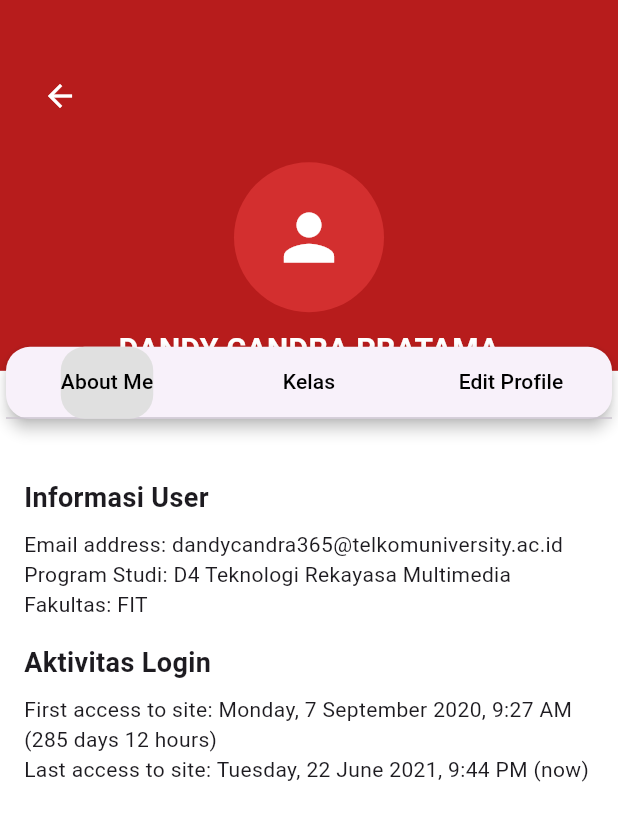
After one commit to mufidaa14/LMS, a Flutter app: the ProfileScreen screen opened by its route, on a phone screen of 412 x 824 dp. The commit adds this screen. Shown: the top 821 px of the screen. Run offline on Flutter 3.47's test engine with Material 3 defaults, Android fonts, the phone set to English and light mode, and no system bars.

Commit message:
komit 6 : menambahkan halaman profile

```diff
--- a/lib/main.dart
+++ b/lib/main.dart
@@ -3,6 +3,7 @@ import 'screens/splash_screen.dart';
 import 'screens/login_screen.dart';
 import 'screens/home_screen.dart';
 import 'screens/register_screen.dart';
+import 'screens/profile_screen.dart';
 
 void main() {
   runApp(const MyApp());
@@ -26,6 +27,7 @@ class MyApp extends StatelessWidget {
         '/login': (context) => const LoginScreen(),
         '/home': (context) => const HomeScreen(),
         '/register': (context) => const RegisterScreen(),
+        '/profile': (context) => const ProfileScreen(),
       },
     );
   }
--- /dev/null
+++ b/lib/screens/profile_screen.dart
@@ -0,0 +1,302 @@
+import 'package:flutter/material.dart';
+
+class ProfileScreen extends StatefulWidget {
+  const ProfileScreen({super.key});
+
+  @override
+  State<ProfileScreen> createState() => _ProfileScreenState();
+}
+
+class _ProfileScreenState extends State<ProfileScreen> with SingleTickerProviderStateMixin {
+  late TabController _tabController;
+
+  @override
+  void initState() {
+    super.initState();
+    _tabController = TabController(length: 3, vsync: this);
+  }
+
+  @override
+  void dispose() {
+    _tabController.dispose();
+    super.dispose();
+  }
+
+  @override
+  Widget build(BuildContext context) {
+    final screenHeight = MediaQuery.of(context).size.height;
+
+    return Scaffold(
+      backgroundColor: Colors.white,
+      body: SingleChildScrollView(
+        child: Column(
+          children: [
+            // Header
+            Container(
+              height: screenHeight * 0.3,
+              color: const Color(0xFFB71C1C),
+              padding: const EdgeInsets.only(top: 40, left: 16, right: 16),
+              child: Column(
+                children: [
+                  Row(
+                    children: [
+                      IconButton(
+                        onPressed: () {
+                          Navigator.of(context).pushReplacementNamed('/home');
+                        },
+                        icon: const Icon(
+                          Icons.arrow_back,
+                          color: Colors.white,
+                        ),
+                      ),
+                    ],
+                  ),
+                  const Spacer(),
+                  const CircleAvatar(
+                    radius: 50,
+                    backgroundColor: Color(0xFFD32F2F),
+                    child: Icon(
+                      Icons.person,
+                      size: 50,
+                      color: Colors.white,
+                    ),
+                  ),
+                  const SizedBox(height: 10),
+                  const Text(
+                    'DANDY CANDRA PRATAMA',
+                    style: TextStyle(
+                      color: Colors.white,
+                      fontSize: 20,
+                      fontWeight: FontWeight.bold,
+                    ),
+                  ),
+                ],
+              ),
+            ),
+            // Tab Menu
+            Transform.translate(
+              offset: const Offset(0, -20),
+              child: Card(
+                elevation: 4,
+                shape: RoundedRectangleBorder(
+                  borderRadius: BorderRadius.circular(16),
+                ),
+                child: TabBar(
+                  controller: _tabController,
+                  indicator: BoxDecoration(
+                    color: Colors.grey[300],
+                    borderRadius: BorderRadius.circular(16),
+                  ),
+                  labelColor: Colors.black,
+                  unselectedLabelColor: Colors.black,
+                  tabs: const [
+                    Tab(text: 'About Me'),
+                    Tab(text: 'Kelas'),
+                    Tab(text: 'Edit Profile'),
+                  ],
+                ),
+              ),
+            ),
+            // Tab Content
+            SizedBox(
+              height: screenHeight * 0.6,
+              child: TabBarView(
+                controller: _tabController,
+                children: [
+                  _buildAboutMeTab(),
+                  _buildKelasTab(),
+                  _buildEditProfileTab(),
+                ],
+              ),
+            ),
+          ],
+        ),
+      ),
+      bottomNavigationBar: BottomNavigationBar(
+        backgroundColor: const Color(0xFFB71C1C),
+        selectedItemColor: Colors.white,
+        unselectedItemColor: Colors.white70,
+        currentIndex: 3, // Profile active, but since only 3 items, perhaps add Profile
+        items: const [
+          BottomNavigationBarItem(
+            icon: Icon(Icons.home),
+            label: 'Home',
+          ),
+          BottomNavigationBarItem(
+            icon: Icon(Icons.school),
+            label: 'Kelas Saya',
+          ),
+          BottomNavigationBarItem(
+            icon: Icon(Icons.notifications),
+            label: 'Notifikasi',
+          ),
+          BottomNavigationBarItem(
+            icon: Icon(Icons.person),
+            label: 'Profile',
+          ),
+        ],
+      ),
+    );
+  }
+
+  Widget _buildAboutMeTab() {
+    return Padding(
+      padding: const EdgeInsets.all(16),
+      child: Column(
+        crossAxisAlignment: CrossAxisAlignment.start,
+        children: [
+          const Text(
+            'Informasi User',
+            style: TextStyle(
+              fontSize: 18,
+              fontWeight: FontWeight.bold,
+            ),
+          ),
+          const SizedBox(height: 8),
+          const Text('Email address: dandycandra365@telkomuniversity.ac.id'),
+          const Text('Program Studi: D4 Teknologi Rekayasa Multimedia'),
+          const Text('Fakultas: FIT'),
+          const SizedBox(height: 16),
+          const Text(
+            'Aktivitas Login',
+            style: TextStyle(
+              fontSize: 18,
+              fontWeight: FontWeight.bold,
+            ),
+          ),
+          const SizedBox(height: 8),
+          const Text('First access to site: Monday, 7 September 2020, 9:27 AM (285 days 12 hours)'),
+          const Text('Last access to site: Tuesday, 22 June 2021, 9:44 PM (now)'),
+        ],
+      ),
+    );
+  }
+
+  Widget _buildKelasTab() {
+    final classes = [
+      {'name': 'DESAIN ANTARMUKA & PENGALAMAN PENGGUNA', 'code': 'D4SM-41-04', 'schedule': 'Senin, 08:00 - 10:00'},
+      {'name': 'KEWARGANEGARAAN', 'code': 'D4SM-41-04', 'schedule': 'Selasa, 10:00 - 12:00'},
+      {'name': 'SISTEM OPERASI', 'code': 'D4SM-41-04', 'schedule': 'Rabu, 13:00 - 15:00'},
+    ];
+
+    return ListView.builder(
+      itemCount: classes.length,
+      itemBuilder: (context, index) {
+        final cls = classes[index];
+        return Card(
+          margin: const EdgeInsets.symmetric(horizontal: 16, vertical: 8),
+          child: Padding(
+            padding: const EdgeInsets.all(16),
+            child: Row(
+              children: [
+                Switch(
+                  value: true,
+                  onChanged: (value) {},
+                  activeColor: Colors.blue[300],
+                ),
+                const SizedBox(width: 16),
+                Expanded(
+                  child: Column(
+                    crossAxisAlignment: CrossAxisAlignment.start,
+                    children: [
+                      Text(
+                        cls['name'] as String,
+                        style: const TextStyle(
+                          fontWeight: FontWeight.bold,
+                        ),
+                      ),
+                      Text(cls['code'] as String),
+                      Text(
+                        cls['schedule'] as String,
+                        style: TextStyle(
+                          fontSize: 12,
+                          color: Colors.grey[600],
+                        ),
+                      ),
+                    ],
+                  ),
+                ),
+              ],
+            ),
+          ),
+        );
+      },
+    );
+  }
+
+  Widget _buildEditProfileTab() {
+    return Padding(
+      padding: const EdgeInsets.all(16),
+      child: Column(
+        children: [
+          TextField(
+            decoration: InputDecoration(
+              labelText: 'Nama Pertama',
+              border: OutlineInputBorder(
+                borderRadius: BorderRadius.circular(8),
+              ),
+            ),
+          ),
+          const SizedBox(height: 16),
+          TextField(
+            decoration: InputDecoration(
+              labelText: 'Nama Terakhir',
+              border: OutlineInputBorder(
+                borderRadius: BorderRadius.circular(8),
+              ),
+            ),
+          ),
+          const SizedBox(height: 16),
+          TextField(
+            decoration: InputDecoration(
+              labelText: 'E-mail Address',
+              border: OutlineInputBorder(
+                borderRadius: BorderRadius.circular(8),
+              ),
+            ),
+          ),
+          const SizedBox(height: 16),
+          TextField(
+            decoration: InputDecoration(
+              labelText: 'Negara',
+              border: OutlineInputBorder(
+                borderRadius: BorderRadius.circular(8),
+              ),
+            ),
+          ),
+          const SizedBox(height: 16),
+          TextField(
+            maxLines: 3,
+            decoration: InputDecoration(
+              labelText: 'Deskripsi',
+              border: OutlineInputBorder(
+                borderRadius: BorderRadius.circular(8),
+              ),
+            ),
+          ),
+          const SizedBox(height: 24),
+          SizedBox(
+            width: double.infinity,
+            height: 48,
+            child: ElevatedButton(
+              onPressed: () {},
+              style: ElevatedButton.styleFrom(
+                backgroundColor: Colors.green,
+                shape: RoundedRectangleBorder(
+                  borderRadius: BorderRadius.circular(8),
+                ),
+              ),
+              child: const Text(
+                'Simpan',
+                style: TextStyle(
+                  color: Colors.white,
+                  fontWeight: FontWeight.bold,
+                ),
+              ),
+            ),
+          ),
+        ],
+      ),
+    );
+  }
+}
```
